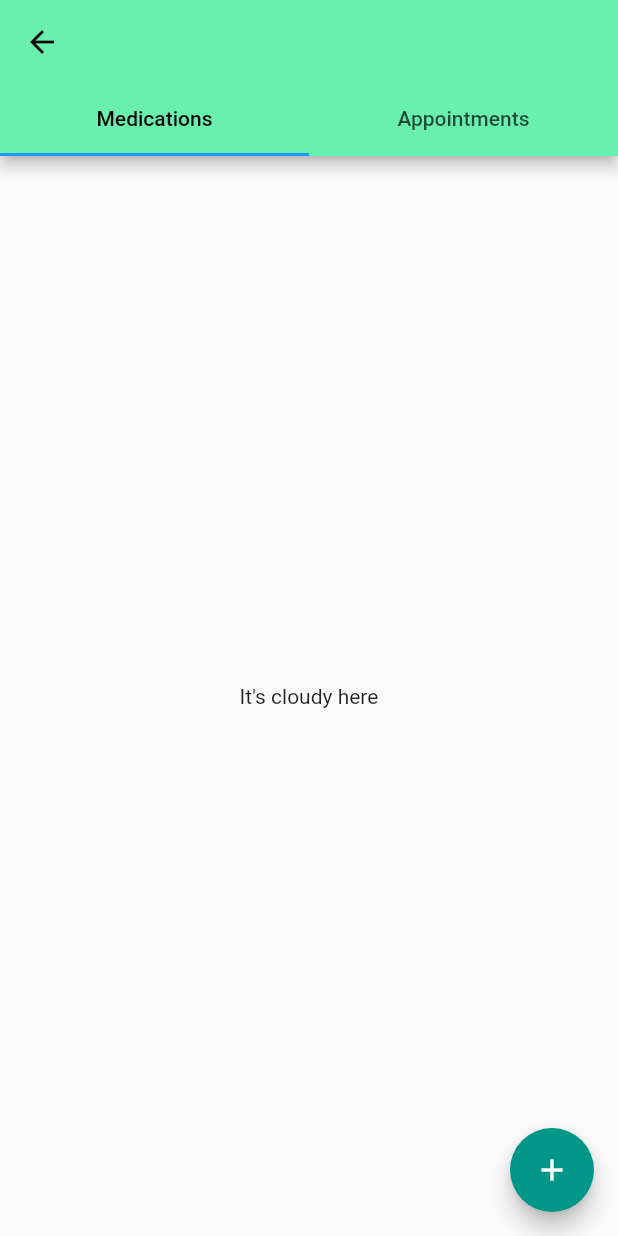
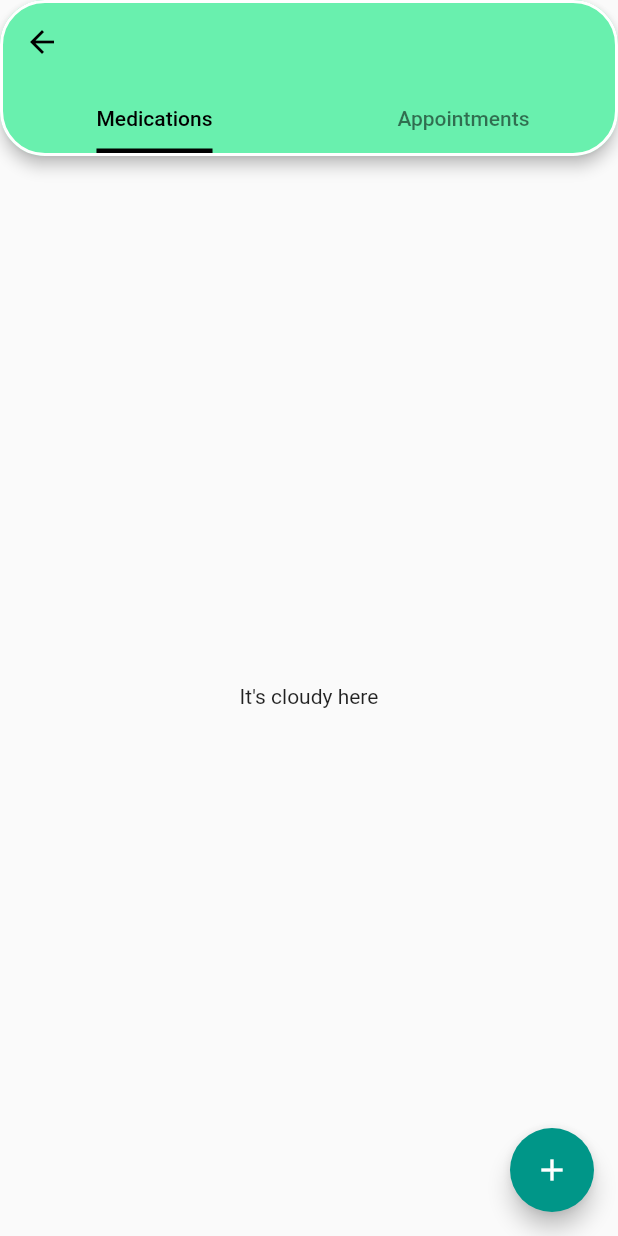
Before and after one commit to Kurama-tech/safety-ui, a Flutter app: the screen it shows after launch, after a tap on "Reminder", on a phone screen of 412 x 824 dp. Run offline on Flutter 3.47's test engine with Material 2 defaults, Android fonts, the phone set to English and light mode, and no system bars; our stand-ins replace flutter_speed_dial; missing offline and left inert: ios_platform_images.

```diff
--- a/lib/view/homeView.dart
+++ b/lib/view/homeView.dart
@@ -1,3 +1,4 @@
+import 'package:flutter/cupertino.dart';
 import 'package:flutter/material.dart';
 import 'package:flutter/services.dart';
 import 'package:flutter_speed_dial/flutter_speed_dial.dart';
@@ -5,6 +6,7 @@ import 'package:safety/view/remindersView.dart';
 import 'package:safety/view/resourcesView.dart';
 import 'package:url_launcher/url_launcher.dart';
 import 'package:safety/view/safetyPlanView.dart';
+import 'package:cupertino_icons/cupertino_icons.dart';
 
 class MyHomePage extends StatelessWidget {
   const MyHomePage({key}) : super(key: key);
@@ -193,12 +195,12 @@ class MyHomePage extends StatelessWidget {
       /// both default to 16
       marginEnd: 19,
       marginBottom: 21,
-      animatedIcon: AnimatedIcons.play_pause,
+      //animatedIcon: AnimatedIcons.play_pause,
       // animatedIconTheme: IconThemeData(size: 22.0),
       /// This is ignored if animatedIcon is non null
-      icon: Icons.warning,
+      icon: CupertinoIcons.exclamationmark_circle,
       activeIcon: Icons.close,
-      iconTheme: IconThemeData(color: Colors.grey[50], size: 30),
+      iconTheme: IconThemeData(color: Colors.red, size: 40),
 
       /// The label of the main button.
       //label: Text(""),
--- a/lib/view/remindersView.dart
+++ b/lib/view/remindersView.dart
@@ -20,7 +20,13 @@ class _RemindersState extends State<Reminders> with TickerProviderStateMixin {
   Widget build(BuildContext context) {
     return Scaffold(
       appBar: AppBar(
+        shape: RoundedRectangleBorder(
+            borderRadius: BorderRadius.circular(30),
+            side: BorderSide(width: 2, color: Colors.white)),
         bottom: TabBar(
+          indicator: UnderlineTabIndicator(borderSide: BorderSide(width: 5.0)),
+          indicatorSize: TabBarIndicatorSize.label,
+          unselectedLabelColor: Theme.of(context).unselectedWidgetColor,
           labelColor: Theme.of(context).textTheme.headline4.color,
           controller: _tabController,
           tabs: [
--- a/lib/view/resourcesView.dart
+++ b/lib/view/resourcesView.dart
@@ -4,7 +4,11 @@ class Resources extends StatelessWidget {
   @override
   Widget build(BuildContext context) {
     return new Scaffold(
-      appBar: AppBar(),
+      appBar: AppBar(
+        shape: RoundedRectangleBorder(
+            borderRadius: BorderRadius.circular(30),
+            side: BorderSide(width: 2, color: Colors.white)),
+      ),
     );
   }
 }
--- a/lib/view/safetyPlanView.dart
+++ b/lib/view/safetyPlanView.dart
@@ -27,7 +27,11 @@ class SafetyPlan extends StatelessWidget {
   @override
   Widget build(BuildContext context) {
     return new Scaffold(
-      appBar: AppBar(),
+      appBar: AppBar(
+        shape: RoundedRectangleBorder(
+            borderRadius: BorderRadius.circular(30),
+            side: BorderSide(width: 2, color: Colors.white)),
+      ),
       body: ListView(children: [
         new Column(
             mainAxisAlignment: MainAxisAlignment.start,
```
